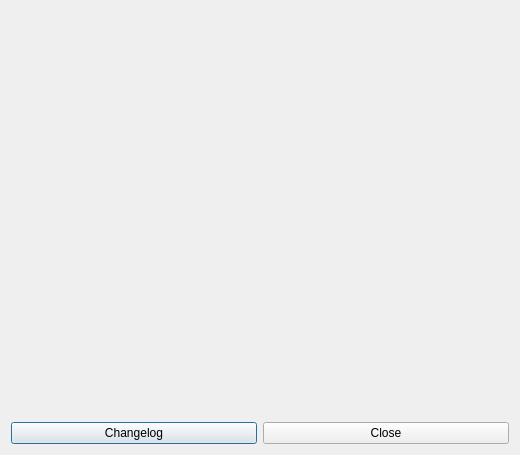
Old version of the form src/windows/ui/about.ui in the repository darshitvvora/mvx.
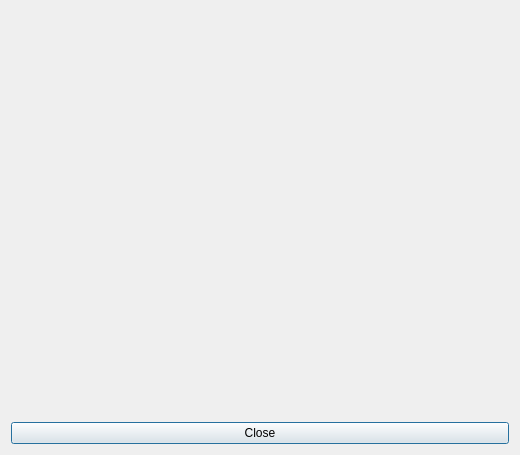
New version of the form. Icons and pictures are not drawn.

What changed in the file:
```diff
--- a/src/windows/ui/about.ui
+++ b/src/windows/ui/about.ui
@@ -103,13 +103,6 @@
          </property>
         </widget>
        </item>-->
-       <item>
-        <widget class="QPushButton" name="btnchangelog">
-         <property name="text">
-          <string>Changelog</string>
-         </property>
-        </widget>
-       </item>
        <item>
         <widget class="QPushButton" name="pushButton_3">
          <property name="text">
```
Left out of the diff: 4 changed lines with no effect on the pictures.
